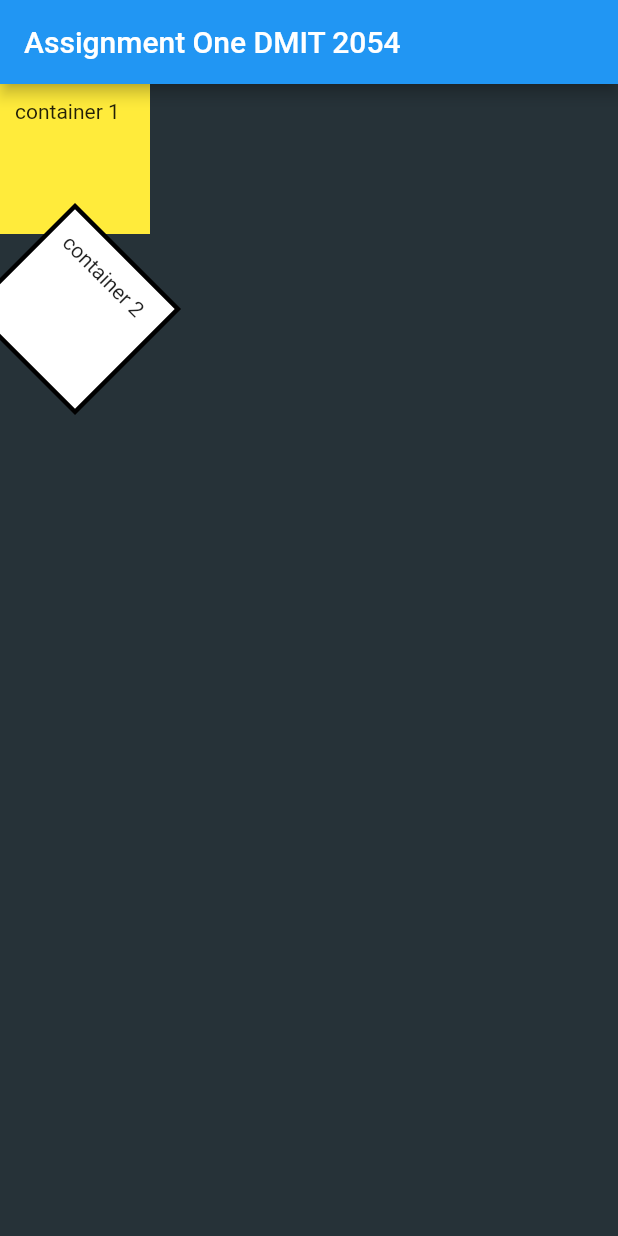
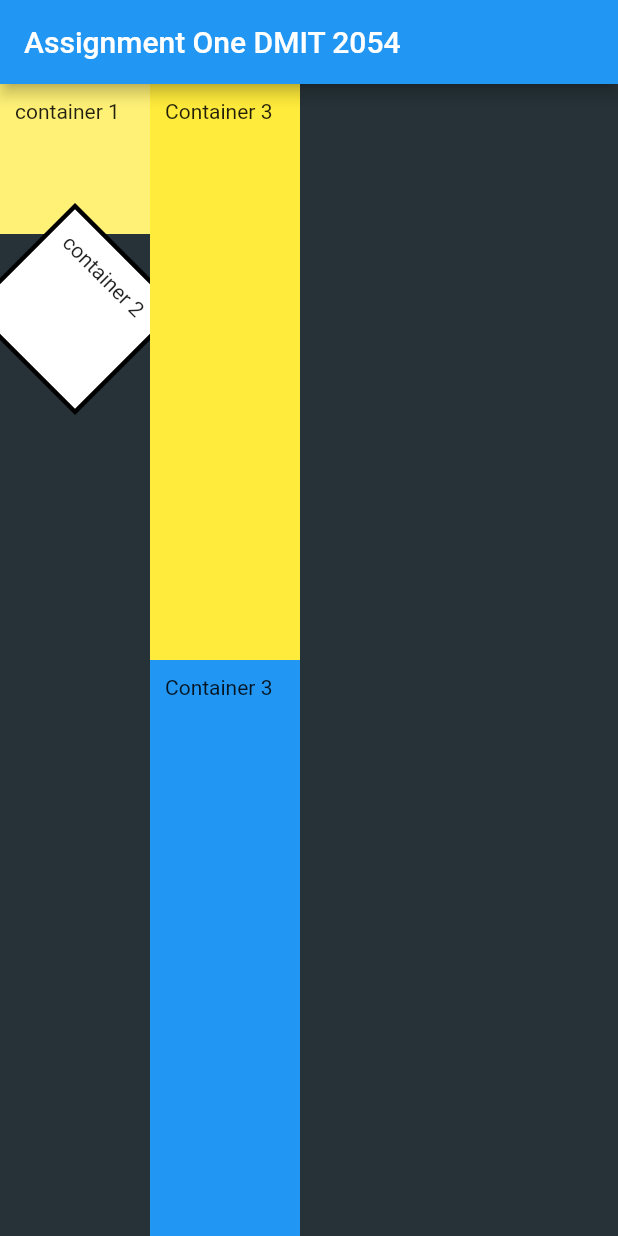
Before and after one commit to Mr-J-T/android_assy1_DMIT2504, a Flutter app: the screen it shows after launch, on a phone screen of 412 x 824 dp. Run offline on Flutter 3.47's test engine with Material 2 defaults, Android fonts, the phone set to English and light mode, and no system bars.

Commit message:
containers built, need spacing set

```diff
--- a/lib/main.dart
+++ b/lib/main.dart
@@ -20,15 +20,37 @@ class MyApp extends StatelessWidget {
   }
 
   Widget buildBoxRow() => Row(
-        children: [buildColumnOne()],
+        children: [buildColumnOne(), buildColumnTwo()],
       );
-
+  Widget buildColumnTwo() => Column(
+        children: [
+          Expanded(
+              child: Container(
+                  height: 100,
+                  width: 100,
+                  padding: const EdgeInsets.all(10.0),
+                  color: Colors.yellow,
+                  child: Text(
+                    'Container 3',
+                  ))),
+          Expanded(
+              child: Container(
+                  height: 100,
+                  width: 100,
+                  padding: const EdgeInsets.all(10.0),
+                  color: Colors.blue,
+                  child: Text(
+                    'Container 3',
+                  ))),
+        ],
+      );
+/////////////////////////////
   Widget buildColumnOne() => Column(
         children: [
           Container(
             height: 100,
             width: 100,
-            color: Colors.yellow,
+            color: Colors.yellow[300],
             padding: const EdgeInsets.all(10.0),
             child: Text('container 1'),
           ),
```
